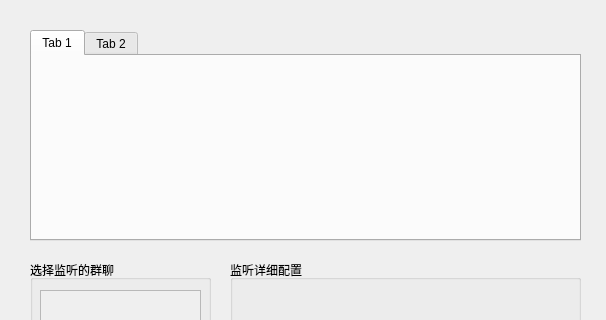
Qt form main_window.ui (HonkeeChan/curl-wechat-message) before a commit; both pictures show x 0 to 606 and y 0 to 320 of the 606 by 618 pixel window.
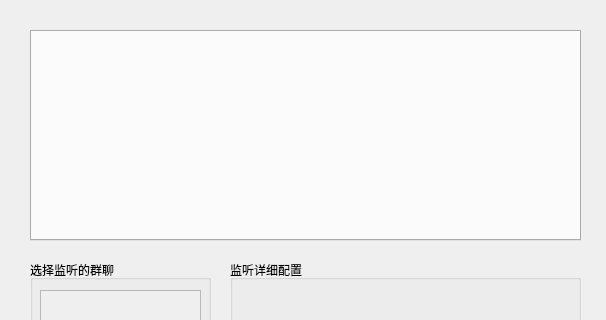
The same form after that commit.

Commit message: 添加消息成功

```diff
--- a/main_window.ui
+++ b/main_window.ui
@@ -95,16 +95,9 @@
       <height>211</height>
      </rect>
     </property>
-    <widget class="QWidget" name="tab">
-     <attribute name="title">
-      <string>Tab 1</string>
-     </attribute>
-    </widget>
-    <widget class="QWidget" name="tab_2">
-     <attribute name="title">
-      <string>Tab 2</string>
-     </attribute>
-    </widget>
+    <property name="currentIndex">
+     <number>-1</number>
+    </property>
    </widget>
   </widget>
   <widget class="QMenuBar" name="menubar">
```
The commit also changes 2 other files.
